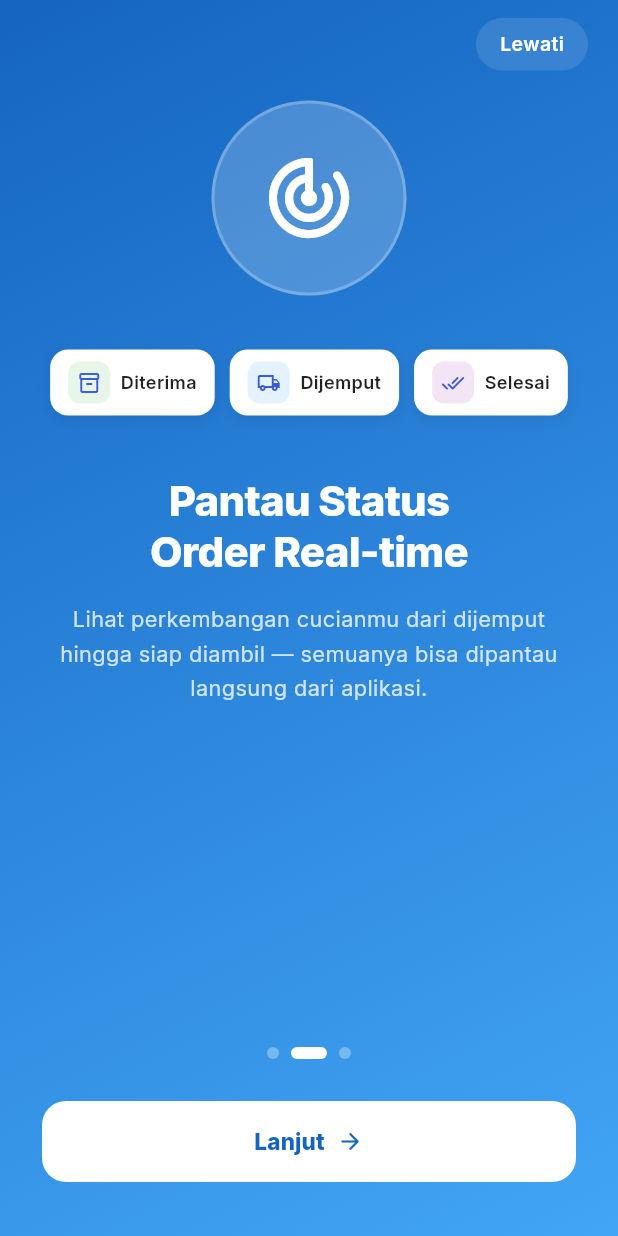
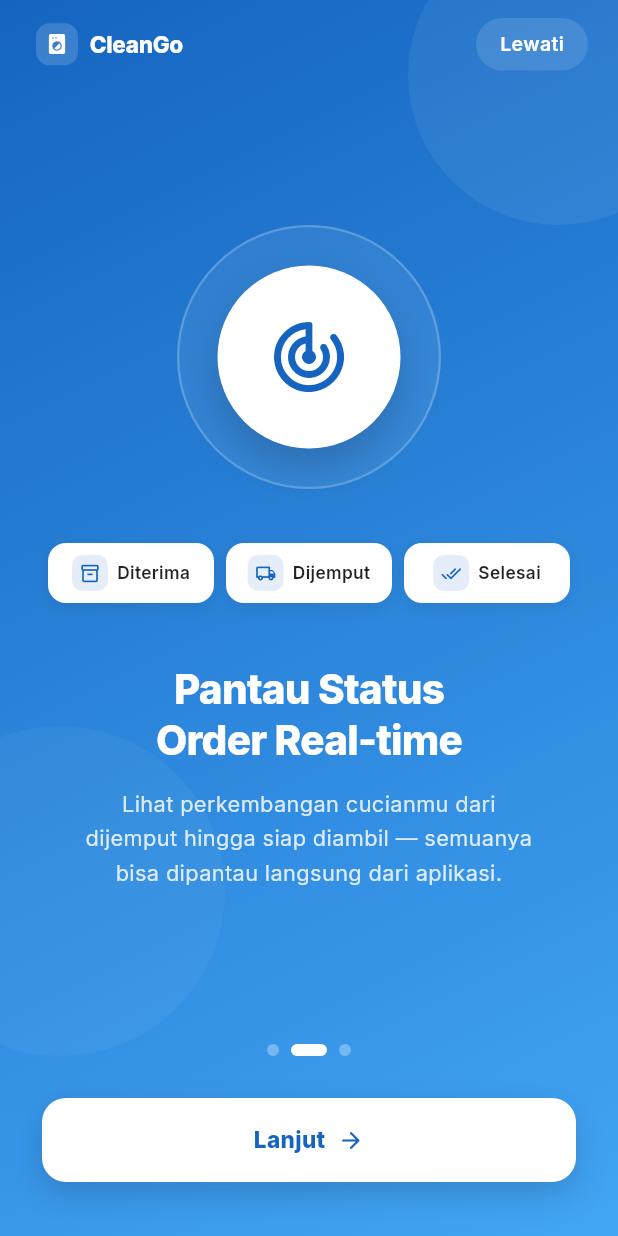
Before and after one commit to ATHARAYHANKR/PMOB_EAS_FIX, a Flutter app: the screen it shows after launch, swiped to page 2, on a phone screen of 412 x 824 dp. Run offline on Flutter 3.47's test engine with Material 3 defaults, Android fonts, the light colour scheme and no system bars; our stand-ins replace cloud_firestore, firebase_core, google_fonts; accounts and stored records are empty.

```diff
--- a/lib/screens/onboarding_screen.dart
+++ b/lib/screens/onboarding_screen.dart
@@ -13,45 +13,43 @@ class OnboardingScreen extends StatefulWidget {
 class _OnboardingScreenState extends State<OnboardingScreen> {
   final PageController _pageCtrl = PageController();
   int _currentPage = 0;
+  double _pageValue = 0;
 
   static const _pages = [
     _OnboardData(
       gradient: [Color(0xFF3B5BDB), Color(0xFF4A90D9)],
       icon: Icons.local_laundry_service_rounded,
-      iconBg: Color(0x33FFFFFF),
       title: 'Laundry Lebih\nMudah & Cepat',
       subtitle:
           'Pesan layanan laundry kapan saja dan di mana saja. Kami jemput, cuci, dan antar kembali ke rumahmu.',
       illustrationItems: [
-        _IllustItem(Icons.dry_cleaning_outlined,   'Cuci Kering',   Color(0xFFE3F2FD)),
-        _IllustItem(Icons.iron_outlined,            'Setrika',       Color(0xFFE8F5E9)),
-        _IllustItem(Icons.shopping_bag_outlined,    'Antar Jemput',  Color(0xFFFFF3E0)),
+        _IllustItem(Icons.dry_cleaning_outlined, 'Cuci Kering'),
+        _IllustItem(Icons.iron_outlined, 'Setrika'),
+        _IllustItem(Icons.shopping_bag_outlined, 'Antar Jemput'),
       ],
     ),
     _OnboardData(
       gradient: [Color(0xFF1565C0), Color(0xFF42A5F5)],
       icon: Icons.track_changes_rounded,
-      iconBg: Color(0x33FFFFFF),
       title: 'Pantau Status\nOrder Real-time',
       subtitle:
           'Lihat perkembangan cucianmu dari dijemput hingga siap diambil — semuanya bisa dipantau langsung dari aplikasi.',
       illustrationItems: [
-        _IllustItem(Icons.inventory_2_outlined,     'Diterima',      Color(0xFFE8F5E9)),
-        _IllustItem(Icons.local_shipping_outlined,  'Dijemput',      Color(0xFFE3F2FD)),
-        _IllustItem(Icons.done_all_rounded,         'Selesai',       Color(0xFFF3E5F5)),
+        _IllustItem(Icons.inventory_2_outlined, 'Diterima'),
+        _IllustItem(Icons.local_shipping_outlined, 'Dijemput'),
+        _IllustItem(Icons.done_all_rounded, 'Selesai'),
       ],
     ),
     _OnboardData(
       gradient: [Color(0xFF00897B), Color(0xFF26C6DA)],
       icon: Icons.payment_rounded,
-      iconBg: Color(0x33FFFFFF),
       title: 'Bayar Mudah\nlewat QRIS',
       subtitle:
           'Pembayaran aman dan cepat menggunakan QRIS. Tidak perlu tunai, cukup scan dan selesai!',
       illustrationItems: [
-        _IllustItem(Icons.qr_code_2_rounded,        'QRIS',          Color(0xFFE8F5E9)),
-        _IllustItem(Icons.shield_outlined,          'Aman',          Color(0xFFE3F2FD)),
-        _IllustItem(Icons.flash_on_rounded,         'Instan',        Color(0xFFFFF9C4)),
+        _IllustItem(Icons.qr_code_2_rounded, 'QRIS'),
+        _IllustItem(Icons.shield_outlined, 'Aman'),
+        _IllustItem(Icons.flash_on_rounded, 'Instan'),
       ],
     ),
   ];
@@ -63,10 +61,20 @@ class _OnboardingScreenState extends State<OnboardingScreen> {
       statusBarColor: Colors.transparent,
       statusBarIconBrightness: Brightness.light,
     ));
+    _pageCtrl.addListener(_onScroll);
+  }
+
+  void _onScroll() {
+    if (!_pageCtrl.hasClients) return;
+    final p = _pageCtrl.page;
+    if (p != null) {
+      setState(() => _pageValue = p);
+    }
   }
 
   @override
   void dispose() {
+    _pageCtrl.removeListener(_onScroll);
     _pageCtrl.dispose();
     super.dispose();
   }
@@ -101,17 +109,64 @@ class _OnboardingScreenState extends State<OnboardingScreen> {
             end: Alignment.bottomRight,
           ),
         ),
+        child: Stack(
+          children: [
+            // ── Decorative background blobs for depth ──────────
+            Positioned(
+              top: -50,
+              right: -60,
+              child: _Blob(size: 200, alpha: 16),
+            ),
+            Positioned(
+              bottom: 120,
+              left: -70,
+              child: _Blob(size: 220, alpha: 10),
+            ),
+
+            Positioned.fill(
               child: SafeArea(
                 child: Column(
                   children: [
-              // ── Skip button ──────────────────────────────────
-              Align(
-                alignment: Alignment.topRight,
-                child: Padding(
-                  padding: const EdgeInsets.fromLTRB(0, 12, 20, 0),
-                  child: isLast
-                      ? const SizedBox(height: 36)
-                      : GestureDetector(
+                    // ── Top bar: brand mark + skip ───────────────
+                    Padding(
+                      padding: const EdgeInsets.fromLTRB(24, 12, 20, 0),
+                      child: Row(
+                        mainAxisAlignment: MainAxisAlignment.spaceBetween,
+                        children: [
+                          Row(
+                            children: [
+                              Container(
+                                width: 28,
+                                height: 28,
+                                decoration: BoxDecoration(
+                                  color: Colors.white.withAlpha(40),
+                                  borderRadius: BorderRadius.circular(9),
+                                ),
+                                alignment: Alignment.center,
+                                child: const Icon(
+                                  Icons.local_laundry_service_rounded,
+                                  size: 16,
+                                  color: Colors.white,
+                                ),
+                              ),
+                              const SizedBox(width: 8),
+                              Text(
+                                'CleanGo',
+                                style: GoogleFonts.inter(
+                                  fontSize: 15,
+                                  fontWeight: FontWeight.w800,
+                                  color: Colors.white,
+                                  letterSpacing: -0.2,
+                                ),
+                              ),
+                            ],
+                          ),
+                          AnimatedOpacity(
+                            duration: const Duration(milliseconds: 250),
+                            opacity: isLast ? 0.0 : 1.0,
+                            child: IgnorePointer(
+                              ignoring: isLast,
+                              child: GestureDetector(
                                 onTap: _goLogin,
                                 child: Container(
                                   padding: const EdgeInsets.symmetric(
@@ -130,74 +185,76 @@ class _OnboardingScreenState extends State<OnboardingScreen> {
                               ),
                             ),
                           ),
+                        ],
+                      ),
+                    ),
 
-              // ── PageView ─────────────────────────────────────
+                    // ── PageView with parallax fade/scale ─────────
                     Expanded(
                       child: PageView.builder(
                         controller: _pageCtrl,
-                  onPageChanged: (i) => setState(() => _currentPage = i),
+                        onPageChanged: (i) =>
+                            setState(() => _currentPage = i),
                         itemCount: _pages.length,
-                  itemBuilder: (_, i) => _PageContent(data: _pages[i]),
+                        itemBuilder: (_, i) {
+                          final delta = _pageValue - i;
+                          final double scale =
+                              (1 - delta.abs() * 0.12).clamp(0.85, 1.0).toDouble();
+                          final double fade =
+                              (1 - delta.abs()).clamp(0.0, 1.0).toDouble();
+                          return Opacity(
+                            opacity: fade,
+                            child: Transform.scale(
+                              scale: scale,
+                              child: _PageContent(data: _pages[i]),
+                            ),
+                          );
+                        },
                       ),
                     ),
 
-              // ── Bottom controls ───────────────────────────────
+                    // ── Bottom controls ───────────────────────────
                     Padding(
                       padding: const EdgeInsets.fromLTRB(28, 0, 28, 36),
                       child: Column(
                         children: [
-                    // Dots
+                          // Smooth "worm" indicator that follows the swipe
                           Row(
                             mainAxisAlignment: MainAxisAlignment.center,
-                      children: List.generate(
-                        _pages.length,
-                        (i) => AnimatedContainer(
-                          duration: const Duration(milliseconds: 300),
-                          margin: const EdgeInsets.symmetric(horizontal: 4),
-                          width: _currentPage == i ? 24 : 8,
+                            children: List.generate(_pages.length, (i) {
+                              final double active = (1 - (_pageValue - i).abs())
+                                  .clamp(0.0, 1.0)
+                                  .toDouble();
+                              final double dotWidth = 8 + (16 * active);
+                              return Container(
+                                margin:
+                                    const EdgeInsets.symmetric(horizontal: 4),
+                                width: dotWidth,
                                 height: 8,
                                 decoration: BoxDecoration(
-                            color: _currentPage == i
-                                ? Colors.white
-                                : Colors.white.withAlpha(80),
+                                  color: Color.lerp(
+                                    Colors.white.withAlpha(80),
+                                    Colors.white,
+                                    active,
+                                  ),
                                   borderRadius: BorderRadius.circular(4),
                                 ),
-                        ),
-                      ),
+                              );
+                            }),
                           ),
                           const SizedBox(height: 28),
 
-                    // CTA Button
-                    SizedBox(
-                      width: double.infinity,
-                      height: 54,
-                      child: ElevatedButton(
-                        onPressed: _next,
-                        style: ElevatedButton.styleFrom(
-                          backgroundColor: Colors.white,
-                          foregroundColor: page.gradient.first,
-                          elevation: 0,
-                          shape: RoundedRectangleBorder(
-                              borderRadius: BorderRadius.circular(16)),
-                        ),
-                        child: Row(
-                          mainAxisAlignment: MainAxisAlignment.center,
-                          children: [
-                            Text(
-                              isLast ? 'Mulai Sekarang' : 'Lanjut',
-                              style: GoogleFonts.inter(
-                                fontSize: 15,
-                                fontWeight: FontWeight.w800,
-                                color: page.gradient.first,
-                              ),
-                            ),
-                            const SizedBox(width: 8),
-                            Icon(
-                              isLast
+                          // CTA Button with tactile press feedback
+                          _PrimaryButton(
+                            label: isLast ? 'Mulai Sekarang' : 'Lanjut',
+                            icon: isLast
                                 ? Icons.rocket_launch_rounded
                                 : Icons.arrow_forward_rounded,
-                              size: 18,
                             color: page.gradient.first,
+                            onTap: _next,
+                          ),
+                        ],
+                      ),
                     ),
                   ],
                 ),
@@ -206,6 +263,91 @@ class _OnboardingScreenState extends State<OnboardingScreen> {
           ],
         ),
       ),
+    );
+  }
+}
+
+// ── Decorative background blob ───────────────────────────────────
+class _Blob extends StatelessWidget {
+  const _Blob({required this.size, required this.alpha});
+  final double size;
+  final int alpha;
+
+  @override
+  Widget build(BuildContext context) {
+    return IgnorePointer(
+      child: Container(
+        width: size,
+        height: size,
+        decoration: BoxDecoration(
+          shape: BoxShape.circle,
+          color: Colors.white.withAlpha(alpha),
+        ),
+      ),
+    );
+  }
+}
+
+// ── Primary CTA button with tactile press feedback ────────────────
+class _PrimaryButton extends StatefulWidget {
+  const _PrimaryButton({
+    required this.label,
+    required this.icon,
+    required this.color,
+    required this.onTap,
+  });
+
+  final String label;
+  final IconData icon;
+  final Color color;
+  final VoidCallback onTap;
+
+  @override
+  State<_PrimaryButton> createState() => _PrimaryButtonState();
+}
+
+class _PrimaryButtonState extends State<_PrimaryButton> {
+  double _scale = 1;
+
+  void _setScale(double v) => setState(() => _scale = v);
+
+  @override
+  Widget build(BuildContext context) {
+    return GestureDetector(
+      onTapDown: (_) => _setScale(0.97),
+      onTapUp: (_) => _setScale(1),
+      onTapCancel: () => _setScale(1),
+      onTap: widget.onTap,
+      child: AnimatedScale(
+        scale: _scale,
+        duration: const Duration(milliseconds: 120),
+        child: Container(
+          width: double.infinity,
+          height: 56,
+          decoration: BoxDecoration(
+            color: Colors.white,
+            borderRadius: BorderRadius.circular(16),
+            boxShadow: [
+              BoxShadow(
+                color: Colors.black.withAlpha(40),
+                blurRadius: 18,
+                offset: const Offset(0, 8),
+              ),
+            ],
+          ),
+          child: Row(
+            mainAxisAlignment: MainAxisAlignment.center,
+            children: [
+              Text(
+                widget.label,
+                style: GoogleFonts.inter(
+                  fontSize: 15,
+                  fontWeight: FontWeight.w800,
+                  color: widget.color,
+                ),
+              ),
+              const SizedBox(width: 8),
+              Icon(widget.icon, size: 18, color: widget.color),
             ],
           ),
         ),
@@ -224,27 +366,52 @@ class _PageContent extends StatelessWidget {
     return Padding(
       padding: const EdgeInsets.symmetric(horizontal: 28),
       child: Column(
+        mainAxisAlignment: MainAxisAlignment.center,
         children: [
-          const SizedBox(height: 20),
-
-          // ── Main icon circle ────────────────────────────────
+          // ── Hero badge: layered "floating sticker" illustration ──
+          SizedBox(
+            width: 176,
+            height: 176,
+            child: Stack(
+              alignment: Alignment.center,
+              children: [
                 Container(
-            width: 130,
-            height: 130,
+                  width: 176,
+                  height: 176,
                   decoration: BoxDecoration(
-              color: data.iconBg,
                     shape: BoxShape.circle,
-              border: Border.all(color: Colors.white.withAlpha(60), width: 2),
+                    color: Colors.white.withAlpha(18),
+                    border: Border.all(
+                        color: Colors.white.withAlpha(55), width: 1.5),
                   ),
-            child: Icon(data.icon, size: 64, color: Colors.white),
+                ),
+                Container(
+                  width: 122,
+                  height: 122,
+                  decoration: BoxDecoration(
+                    shape: BoxShape.circle,
+                    color: Colors.white,
+                    boxShadow: [
+                      BoxShadow(
+                        color: Colors.black.withAlpha(45),
+                        blurRadius: 24,
+                        offset: const Offset(0, 14),
+                      ),
+                    ],
+                  ),
+                  child: Icon(data.icon, size: 56, color: data.gradient.first),
+                ),
+              ],
+            ),
           ),
           const SizedBox(height: 36),
 
-          // ── Illustration chips ──────────────────────────────
+          // ── Illustration chips (Expanded = never overflows) ──
           Row(
-            mainAxisAlignment: MainAxisAlignment.center,
             children: data.illustrationItems
-                .map((item) => _Chip(item: item))
+                .map((item) => Expanded(
+                      child: _Chip(item: item, accent: data.gradient.first),
+                    ))
                 .toList(),
           ),
           const SizedBox(height: 40),
@@ -254,23 +421,26 @@ class _PageContent extends StatelessWidget {
             data.title,
             textAlign: TextAlign.center,
             style: GoogleFonts.inter(
-              fontSize: 28,
+              fontSize: 27,
               fontWeight: FontWeight.w800,
               color: Colors.white,
-              height: 1.2,
+              height: 1.25,
               letterSpacing: -0.5,
             ),
           ),
-          const SizedBox(height: 16),
+          const SizedBox(height: 14),
 
           // ── Subtitle ────────────────────────────────────────
-          Text(
+          ConstrainedBox(
+            constraints: const BoxConstraints(maxWidth: 300),
+            child: Text(
               data.subtitle,
               textAlign: TextAlign.center,
               style: GoogleFonts.inter(
                 fontSize: 14.5,
-              color: Colors.white.withAlpha(200),
+                color: Colors.white.withAlpha(210),
                 height: 1.6,
+              ),
             ),
           ),
         ],
@@ -281,14 +451,15 @@ class _PageContent extends StatelessWidget {
 
 // ── Feature chip ────────────────────────────────────────────────────
 class _Chip extends StatelessWidget {
-  const _Chip({required this.item});
+  const _Chip({required this.item, required this.accent});
   final _IllustItem item;
+  final Color accent;
 
   @override
   Widget build(BuildContext context) {
     return Container(
-      margin: const EdgeInsets.symmetric(horizontal: 5),
-      padding: const EdgeInsets.symmetric(horizontal: 12, vertical: 8),
+      margin: const EdgeInsets.symmetric(horizontal: 4),
+      padding: const EdgeInsets.symmetric(horizontal: 8, vertical: 8),
       decoration: BoxDecoration(
         color: Colors.white,
         borderRadius: BorderRadius.circular(12),
@@ -301,25 +472,31 @@ class _Chip extends StatelessWidget {
         ],
       ),
       child: Row(
-        mainAxisSize: MainAxisSize.min,
+        mainAxisAlignment: MainAxisAlignment.center,
         children: [
           Container(
-            width: 28,
-            height: 28,
+            width: 24,
+            height: 24,
             decoration: BoxDecoration(
-              color: item.iconBg,
-              borderRadius: BorderRadius.circular(8),
+              color: accent.withAlpha(28),
+              borderRadius: BorderRadius.circular(7),
             ),
             alignment: Alignment.center,
-            child: Icon(item.icon, size: 16, color: const Color(0xFF3B5BDB)),
+            child: Icon(item.icon, size: 14, color: accent),
           ),
-          const SizedBox(width: 7),
-          Text(item.label,
+          const SizedBox(width: 6),
+          Flexible(
+            child: Text(
+              item.label,
+              maxLines: 1,
+              overflow: TextOverflow.ellipsis,
               style: GoogleFonts.inter(
-                fontSize: 12,
+                fontSize: 11.5,
                 fontWeight: FontWeight.w600,
                 color: Colors.black87,
-              )),
+              ),
+            ),
+          ),
         ],
       ),
     );
@@ -330,7 +507,6 @@ class _Chip extends StatelessWidget {
 class _OnboardData {
   final List<Color> gradient;
   final IconData icon;
-  final Color iconBg;
   final String title;
   final String subtitle;
   final List<_IllustItem> illustrationItems;
@@ -338,7 +514,6 @@ class _OnboardData {
   const _OnboardData({
     required this.gradient,
     required this.icon,
-    required this.iconBg,
     required this.title,
     required this.subtitle,
     required this.illustrationItems,
@@ -348,7 +523,6 @@ class _OnboardData {
 class _IllustItem {
   final IconData icon;
   final String label;
-  final Color iconBg;
 
-  const _IllustItem(this.icon, this.label, this.iconBg);
+  const _IllustItem(this.icon, this.label);
 }
```
Lines whose indentation alone changed are shown as unchanged.
